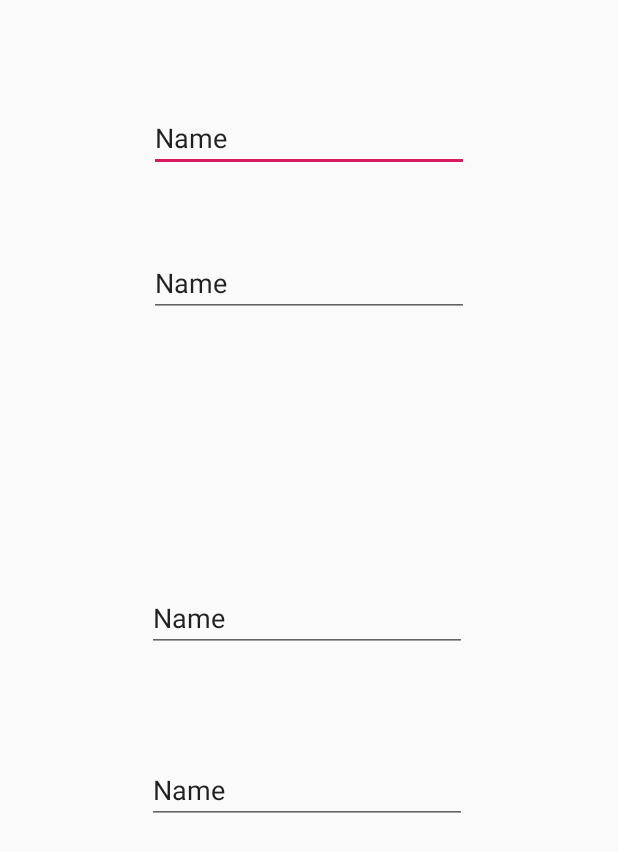
After one commit to Rosahanne/SENAC, an Android app: the layout list_gastos_personalizada.xml on its own in the app's theme, with its tools: preview values and no code run, on a phone screen of 412 x 824 dp. The commit adds this screen. Shown: the top 852 px of the screen. Run offline under Robolectric (Android 15) with nearby library versions, the phone set to English and light mode, and no system bars.

Commit message:
ControleGastos_12mar
Signed-off-by: Emanuelle <emanuelle.rh@gmail.com>

```diff
--- /dev/null
+++ b/app/src/main/res/layout/list_gastos_personalizada.xml
@@ -0,0 +1,54 @@
+<?xml version="1.0" encoding="utf-8"?>
+<android.support.constraint.ConstraintLayout xmlns:android="http://schemas.android.com/apk/res/android"
+    xmlns:app="http://schemas.android.com/apk/res-auto"
+    xmlns:tools="http://schemas.android.com/tools"
+    android:layout_width="match_parent"
+    android:layout_height="match_parent">
+
+    <EditText
+        android:id="@+id/editText_Data"
+        android:layout_width="wrap_content"
+        android:layout_height="wrap_content"
+        android:layout_marginTop="69dp"
+        android:ems="10"
+        android:inputType="textPersonName"
+        android:text="Name"
+        app:layout_constraintEnd_toEndOf="parent"
+        app:layout_constraintStart_toStartOf="parent"
+        app:layout_constraintTop_toTopOf="parent" />
+
+    <EditText
+        android:id="@+id/editText_Descricao"
+        android:layout_width="wrap_content"
+        android:layout_height="wrap_content"
+        android:layout_marginTop="51dp"
+        android:ems="10"
+        android:inputType="textPersonName"
+        android:text="Name"
+        app:layout_constraintStart_toStartOf="@+id/editText_Data"
+        app:layout_constraintTop_toBottomOf="@+id/editText_Data" />
+
+    <EditText
+        android:id="@+id/editText_Categoria"
+        android:layout_width="wrap_content"
+        android:layout_height="wrap_content"
+        android:layout_marginEnd="1dp"
+        android:layout_marginRight="1dp"
+        android:ems="10"
+        android:inputType="textPersonName"
+        android:text="Name"
+        app:layout_constraintBottom_toBottomOf="parent"
+        app:layout_constraintEnd_toEndOf="@+id/editText_Descricao"
+        app:layout_constraintTop_toTopOf="parent" />
+
+    <EditText
+        android:id="@+id/editText_Valor"
+        android:layout_width="wrap_content"
+        android:layout_height="wrap_content"
+        android:layout_marginTop="69dp"
+        android:ems="10"
+        android:inputType="textPersonName"
+        android:text="Name"
+        app:layout_constraintStart_toStartOf="@+id/editText_Categoria"
+        app:layout_constraintTop_toBottomOf="@+id/editText_Categoria" />
+</android.support.constraint.ConstraintLayout>
```
Also changed, not shown: app/src/main/java/br/senac/app_controledegastos/MainActivity.java (+5 -2 lines), app/src/main/java/br/senac/app_controledegastos/adapters/GastoAdapter.java (+30 -6 lines).
